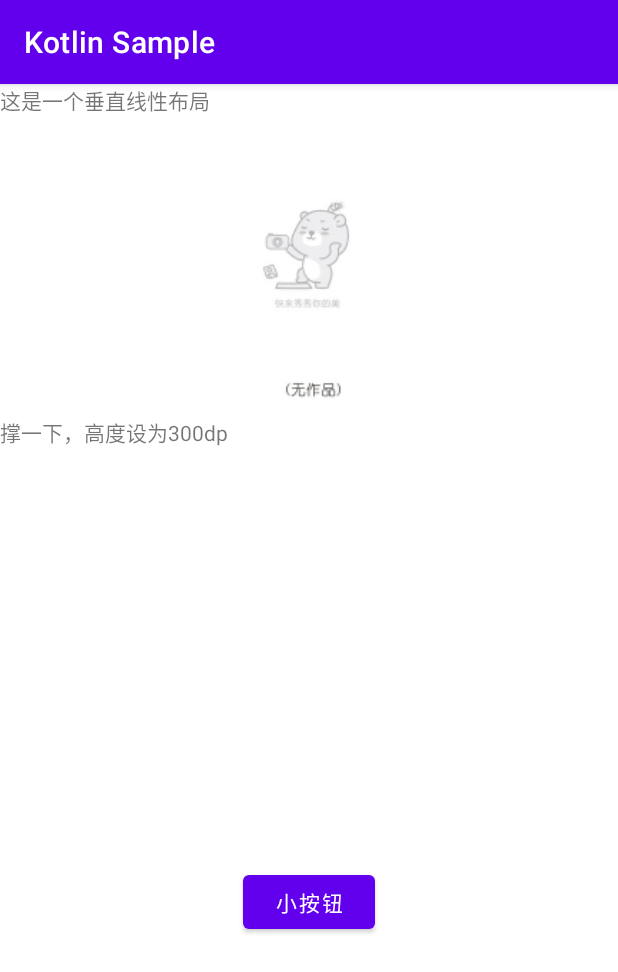
After one commit to JenkingWang/android_kotlin_sample, an Android app: the LinearLayoutVerticalActivity screen opened directly, with no data from a screen before it, on a phone screen of 412 x 824 dp. The commit adds this screen. Shown: the top 972 px of the screen. Run offline under Robolectric (Android 15) with nearby library versions, the phone set to English and light mode, and no system bars.

Commit message:
线性布局完成

```diff
--- /dev/null
+++ b/app/src/main/java/com/example/kotlinsample/layout/LinearLayoutVerticalActivity.kt
@@ -0,0 +1,12 @@
+package com.example.kotlinsample.layout
+
+import androidx.appcompat.app.AppCompatActivity
+import android.os.Bundle
+import com.example.kotlinsample.R
+
+class LinearLayoutVerticalActivity : AppCompatActivity() {
+    override fun onCreate(savedInstanceState: Bundle?) {
+        super.onCreate(savedInstanceState)
+        setContentView(R.layout.activity_layout_linear_vertical)
+    }
+}
--- /dev/null
+++ b/app/src/main/res/layout/activity_layout_linear_vertical.xml
@@ -0,0 +1,30 @@
+<?xml version="1.0" encoding="utf-8"?>
+<LinearLayout xmlns:android="http://schemas.android.com/apk/res/android"
+    xmlns:app="http://schemas.android.com/apk/res-auto"
+    android:layout_width="match_parent"
+    android:layout_height="match_parent"
+    android:orientation="vertical">
+
+    <TextView
+        android:layout_width="match_parent"
+        android:layout_height="wrap_content"
+        android:text="这是一个垂直线性布局"/>
+
+    <ImageView
+        android:layout_width="200dp"
+        android:layout_height="200dp"
+        android:layout_gravity="center_horizontal"
+        android:src="@mipmap/sample" />
+
+    <TextView
+        android:layout_width="match_parent"
+        android:layout_height="300dp"
+        android:text="撑一下，高度设为300dp"/>
+
+    <Button
+        android:layout_width="wrap_content"
+        android:layout_height="wrap_content"
+        android:text="小按钮"
+        android:layout_gravity="center_horizontal"/>
+
+</LinearLayout>
--- a/app/src/main/res/layout/activity_main.xml
+++ b/app/src/main/res/layout/activity_main.xml
@@ -65,11 +65,11 @@
                     app:layout_constraintTop_toTopOf="parent" />
 
                 <Button
-                    android:id="@+id/btn_test"
+                    android:id="@+id/btn_layout"
                     android:layout_width="wrap_content"
                     android:layout_height="wrap_content"
                     android:layout_marginTop="16dp"
-                    android:text="测试"
+                    android:text="布局"
                     app:layout_constraintStart_toStartOf="@+id/btn_dialog_normal"
                     app:layout_constraintTop_toBottomOf="@+id/btn_dialog_normal" />
 
```
Also changed, not shown: app/src/main/AndroidManifest.xml (+21 -9 lines), app/src/main/java/com/example/kotlinsample/MainActivity.kt (+10 -0 lines), app/src/main/java/com/example/kotlinsample/layout/LinearLayoutActivity.kt (added, +33 -0 lines), app/src/main/java/com/example/kotlinsample/layout/LinearLayoutHorizontalActivity.kt (added, +12 -0 lines), app/src/main/java/com/example/kotlinsample/layout/LinearLayoutVerticalWeightActivity.kt (added, +12 -0 lines), app/src/main/res/layout/activity_layout_linear.xml (added, +28 -0 lines), app/src/main/res/layout/activity_layout_linear_horizontal.xml (added, +27 -0 lines), app/src/main/res/layout/activity_layout_linear_vertical_weight.xml (added, +30 -0 lines).
